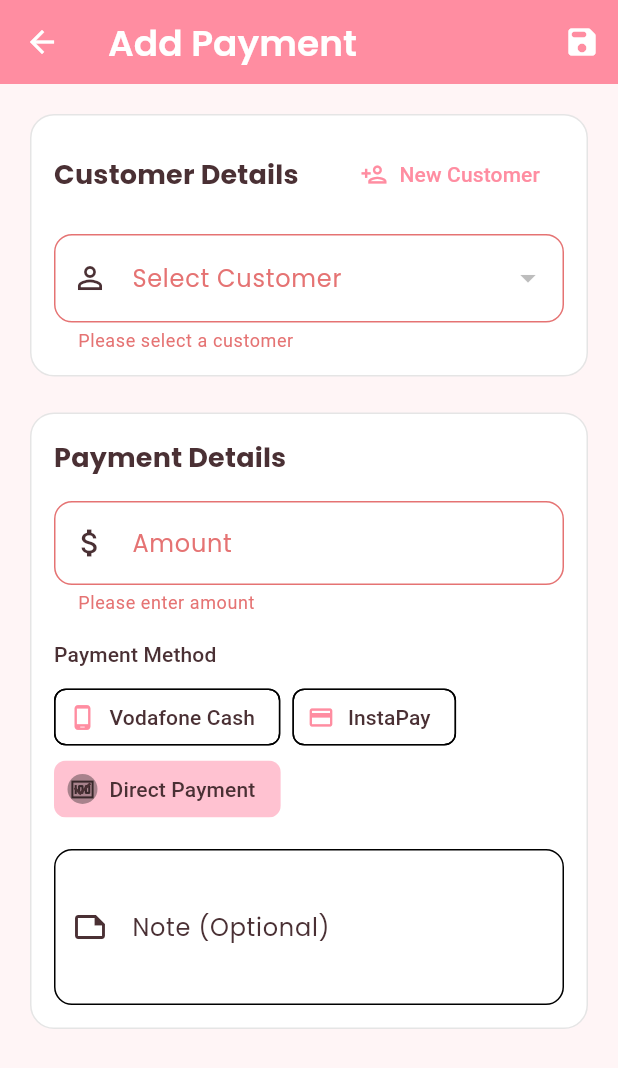
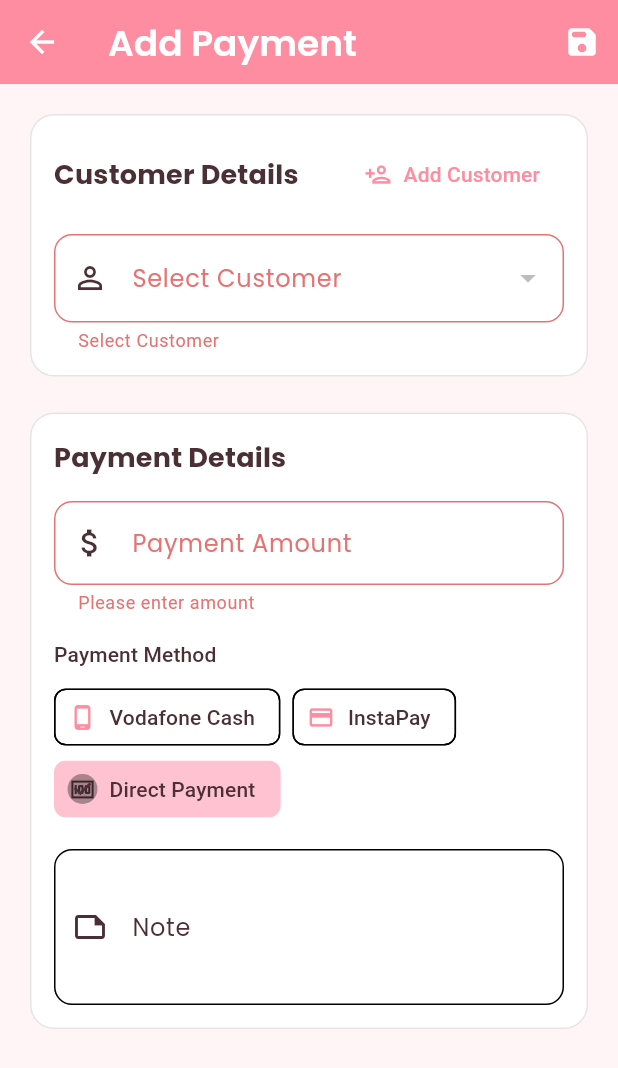
Before and after one commit to belalSoliman/trust-finance, a Flutter app: the AddPaymentPage screen opened by its route, after a tap on the "save" icon, on a phone screen of 412 x 824 dp. Shown: the top 1068 px of the screen. Run offline on Flutter 3.47's test engine with Material 3 defaults, Android fonts, the phone set to English and light mode, and no system bars; our stand-ins replace firebase_core, flutter_native_splash; accounts and stored records are empty.

Commit message:
refactor: centralize string constants in AppConst for improved maintainability

```diff
--- a/lib/trust_app.dart
+++ b/lib/trust_app.dart
@@ -1,5 +1,6 @@
 //the app widget
 import 'package:flutter/material.dart';
+import 'package:trust_finiance/utils/constant/app_const.dart';
 import 'package:trust_finiance/utils/navigation/app_route.dart';
 import 'package:trust_finiance/utils/theme.dart';
 import 'package:trust_finiance/view/home/home.dart';
@@ -12,7 +13,7 @@
   @override
   Widget build(BuildContext context) {
     return MaterialApp(
-      title: 'Trust Finance',
+      title: AppConst.appName,
       theme: AppTheme.lightTheme,
       themeMode: ThemeMode.system,
       home: const Home(),
--- /dev/null
+++ b/lib/utils/constant/app_const.dart
@@ -0,0 +1,41 @@
+// i will add all the constant value here
+class AppConst {
+  static const String appName = "Trust Finance";
+  static const String homeTitle = "Customer accounts";
+  static const String toDayCollection = "Today's Collection";
+  static const String allCustomer = "All Customers";
+  static const String addInvoice = "Add Invoice";
+  static const String addCustomer = "Add Customer";
+  static const String addPayment = "Add Payment";
+  static const String customerInformation = "Customer Information";
+  static const String customerNameLabel = "Customer Name";
+  static const String phoneNumberLabel = "Phone Number";
+  static const String storeNameLabel = "Store Name";
+  static const String addressLabel = "Address";
+  static const String createInvoice = "Create Invoice";
+  static const String invoiceNumber = "Invoice Number";
+  static const String addInvoiceItem = "Add Item";
+  static const String customerDetails = "Customer Details";
+  static const String item = "item";
+  static const String noItemAddedYet = "No item added yet";
+  static const String totalAmount = "Total Amount";
+  static const String itemName = "Item Name";
+  static const String quantity = "Quantity";
+  static const String price = "Price";
+  static const String total = "Total";
+  //add payment screen
+  static const String vodafoneCash = "Vodafone Cash";
+  static const String instaPay = "InstaPay";
+  static const String directPayment = "Direct Payment";
+  static const String addpayment = "Add Payment";
+  static const String selectCustomer = "Select Customer";
+  static const String pleaseSelect = "Please select a customer to proceed";
+  static const String paymentDetails = "Payment Details";
+  static const String paymentAmount = "Payment Amount";
+  static const String paymentMethod = "Payment Method";
+  static const String transactionDate = "Transaction Date";
+  static const String note = "Note";
+  static const String pleaseEnterAmount = "Please enter amount";
+  static const String pleaseSelectMethod = "Please select payment method";
+  static const String pleaseEnterValidAmount = "Please enter a valid amount";
+}
--- a/lib/view/customer/customer_list.dart
+++ b/lib/view/customer/customer_list.dart
@@ -1,4 +1,5 @@
 import 'package:flutter/material.dart';
+import 'package:trust_finiance/utils/constant/app_const.dart';
 import 'package:trust_finiance/view/customer/widget/customer_item.dart';
 
 class CustomerList extends StatelessWidget {
@@ -76,7 +77,7 @@
                 crossAxisAlignment: CrossAxisAlignment.start,
                 children: [
                   Text(
-                    'All Customers',
+                    AppConst.allCustomer,
                     style: theme.textTheme.titleLarge?.copyWith(
                       fontWeight: FontWeight.bold,
                     ),
--- a/lib/view/home/home.dart
+++ b/lib/view/home/home.dart
@@ -1,4 +1,5 @@
 import 'package:flutter/material.dart';
+import 'package:trust_finiance/utils/constant/app_const.dart';
 import 'package:trust_finiance/view/home/widget/Todays_Collections.dart';
 import 'package:trust_finiance/view/home/widget/current_date.dart';
 import 'package:trust_finiance/view/home/widget/custom_fab.dart';
@@ -24,7 +25,7 @@
 
 AppBar _buildAppBar() {
   return AppBar(
-    title: const Text('Trust Finance'),
+    title: const Text(AppConst.homeTitle),
   );
 }
 
--- a/lib/view/home/widget/add_payment.dart
+++ b/lib/view/home/widget/add_payment.dart
@@ -1,10 +1,11 @@
 import 'package:flutter/material.dart';
+import 'package:trust_finiance/utils/constant/app_const.dart';
 import 'package:trust_finiance/view/home/widget/add_customer.dart';
 
 enum PaymentMethod {
-  vodafoneCash('Vodafone Cash', Icons.phone_android_outlined),
-  instaPay('InstaPay', Icons.payment_outlined),
-  direct('Direct Payment', Icons.money_outlined);
+  vodafoneCash(AppConst.vodafoneCash, Icons.phone_android_outlined),
+  instaPay(AppConst.instaPay, Icons.payment_outlined),
+  direct(AppConst.directPayment, Icons.money_outlined);
 
   final String label;
   final IconData icon;
@@ -70,7 +71,7 @@
     return Scaffold(
       appBar: AppBar(
         title: Text(
-          'Add Payment',
+          AppConst.addpayment,
           style: theme.textTheme.titleLarge?.copyWith(
             color: theme.colorScheme.onPrimary,
           ),
@@ -117,7 +118,7 @@
               mainAxisAlignment: MainAxisAlignment.spaceBetween,
               children: [
                 Text(
-                  'Customer Details',
+                  AppConst.customerDetails,
                   style: theme.textTheme.titleMedium?.copyWith(
                     fontWeight: FontWeight.bold,
                   ),
@@ -125,7 +126,7 @@
                 TextButton.icon(
                   onPressed: _addNewCustomer,
                   icon: const Icon(Icons.person_add_outlined),
-                  label: const Text('New Customer'),
+                  label: const Text(AppConst.addCustomer),
                 ),
               ],
             ),
@@ -133,7 +134,7 @@
             DropdownButtonFormField<Map<String, dynamic>>(
               value: _selectedCustomer,
               decoration: InputDecoration(
-                labelText: 'Select Customer',
+                labelText: AppConst.selectCustomer,
                 border: OutlineInputBorder(
                   borderRadius: BorderRadius.circular(12),
                 ),
@@ -149,7 +150,7 @@
                 setState(() => _selectedCustomer = value);
               },
               validator: (value) =>
-                  value == null ? 'Please select a customer' : null,
+                  value == null ? AppConst.selectCustomer : null,
             ),
             if (_selectedCustomer != null) ...[
               const SizedBox(height: 16),
@@ -166,17 +167,17 @@
       children: [
         ListTile(
           leading: const Icon(Icons.phone_outlined),
-          title: Text(_selectedCustomer!['phone']),
+          title: Text(_selectedCustomer![AppConst.phoneNumberLabel]),
           dense: true,
         ),
         ListTile(
           leading: const Icon(Icons.store_outlined),
-          title: Text(_selectedCustomer!['storeName']),
+          title: Text(_selectedCustomer![AppConst.storeNameLabel]),
           dense: true,
         ),
         ListTile(
           leading: const Icon(Icons.location_on_outlined),
-          title: Text(_selectedCustomer!['address']),
+          title: Text(_selectedCustomer![AppConst.addressLabel]),
           dense: true,
         ),
       ],
@@ -198,7 +199,7 @@
           crossAxisAlignment: CrossAxisAlignment.start,
           children: [
             Text(
-              'Payment Details',
+              AppConst.paymentDetails,
               style: theme.textTheme.titleMedium?.copyWith(
                 fontWeight: FontWeight.bold,
               ),
@@ -207,7 +208,7 @@
             TextFormField(
               controller: _amountController,
               decoration: InputDecoration(
-                labelText: 'Amount',
+                labelText: AppConst.paymentAmount,
                 prefixIcon: const Icon(Icons.attach_money_outlined),
                 border: OutlineInputBorder(
                   borderRadius: BorderRadius.circular(12),
@@ -216,17 +217,17 @@
               keyboardType: TextInputType.number,
               validator: (value) {
                 if (value == null || value.isEmpty) {
-                  return 'Please enter amount';
+                  return AppConst.pleaseEnterAmount;
                 }
                 if (double.tryParse(value) == null) {
-                  return 'Please enter a valid amount';
+                  return AppConst.pleaseEnterValidAmount;
                 }
                 return null;
               },
             ),
             const SizedBox(height: 16),
             Text(
-              'Payment Method',
+              AppConst.paymentMethod,
               style: theme.textTheme.titleSmall,
             ),
             const SizedBox(height: 8),
@@ -252,7 +253,7 @@
             TextFormField(
               controller: _noteController,
               decoration: InputDecoration(
-                labelText: 'Note (Optional)',
+                labelText: AppConst.note,
                 prefixIcon: const Icon(Icons.note_outlined),
                 border: OutlineInputBorder(
                   borderRadius: BorderRadius.circular(12),
--- a/lib/view/home/widget/todays_collections.dart
+++ b/lib/view/home/widget/todays_collections.dart
@@ -1,4 +1,5 @@
 import 'package:flutter/material.dart';
+import 'package:trust_finiance/utils/constant/app_const.dart';
 import 'package:trust_finiance/view/home/widget/customer_collection_day_item.dart';
 
 class TodaysCollections extends StatelessWidget {
@@ -31,7 +32,7 @@
                 crossAxisAlignment: CrossAxisAlignment.start,
                 children: [
                   Text(
-                    'Today\'s Collections',
+                    AppConst.toDayCollection,
                     style: Theme.of(context).textTheme.titleLarge?.copyWith(
                           fontWeight: FontWeight.bold,
                         ),
```
Also changed, not shown: lib/view/home/widget/add_customer.dart (+7 -6 lines), lib/view/home/widget/add_invoice.dart (+17 -15 lines), lib/view/home/widget/custom_fab.dart (+6 -4 lines), lib/firebase_options.dart.
